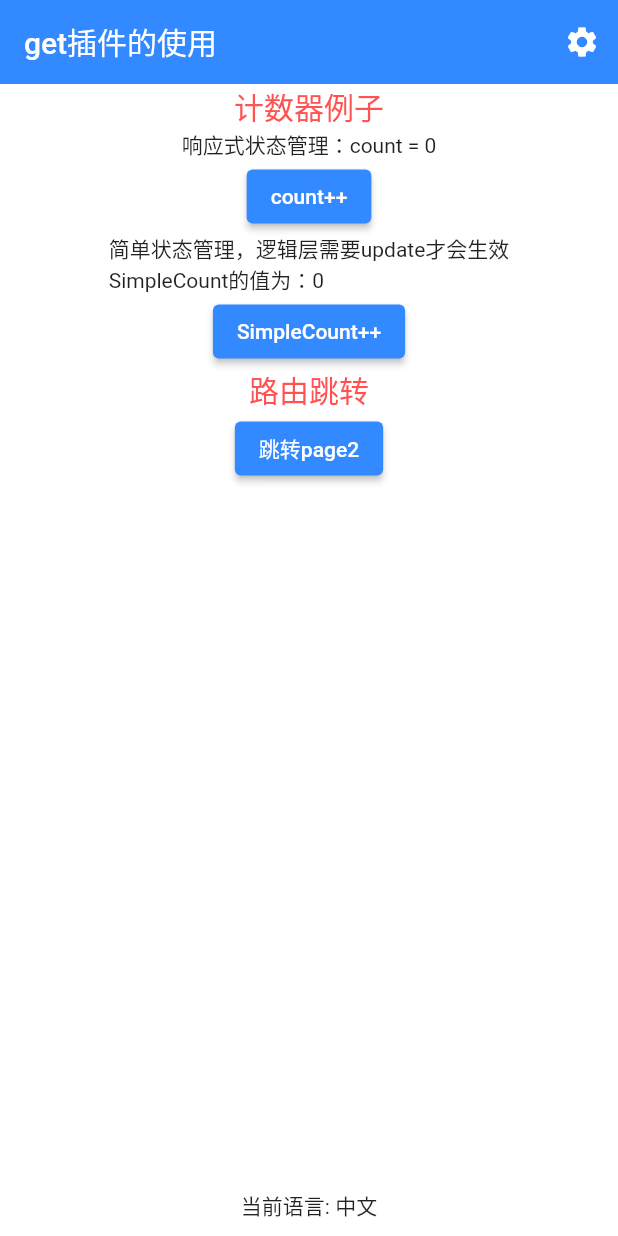
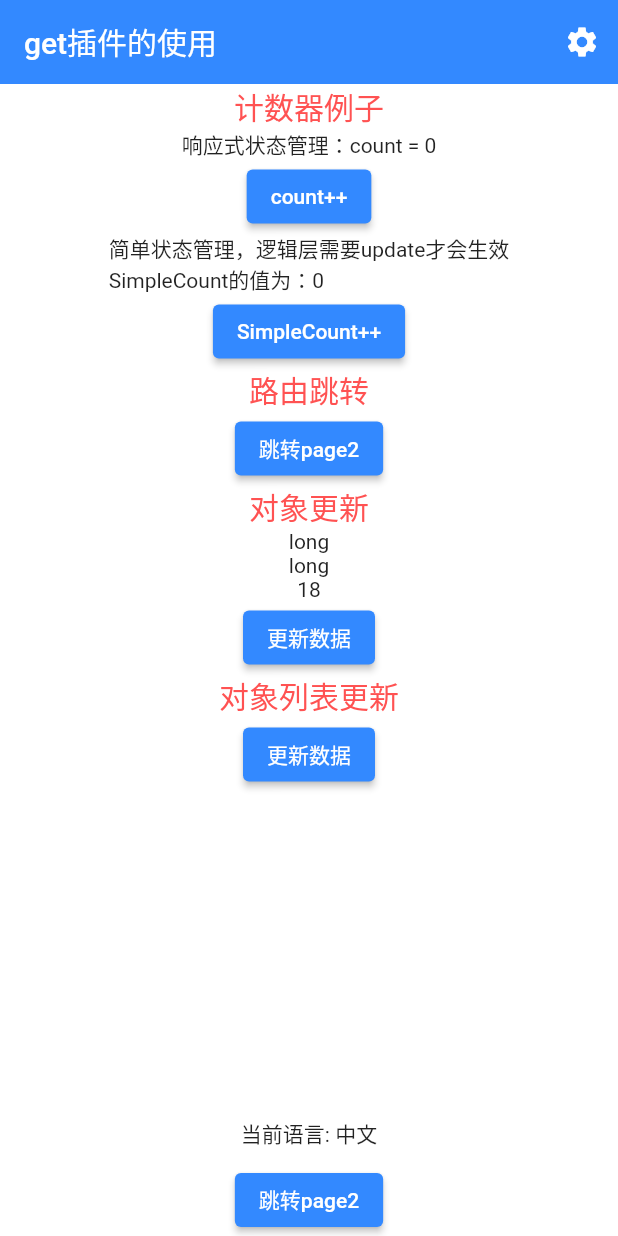
Before and after one commit to huang-weilong/getx_test, a Flutter app: the screen it shows after launch, on a phone screen of 412 x 824 dp. Run offline on Flutter 3.47's test engine with Material 2 defaults, Android fonts, the phone set to English and light mode, and no system bars; our stand-ins replace get.

Commit message:
对象模型观察示例

```diff
--- /dev/null
+++ b/lib/model/models.dart
@@ -0,0 +1,15 @@
+import 'package:get/get.dart';
+
+class Basic extends GetxController {
+  String? name; // 地区/城市ID
+  int? age; // 地区/城市名称
+
+  Basic({
+    this.name,
+    this.age,
+  });
+
+  Basic.fromJson(Map<String, dynamic> json)
+      : name = json['name'],
+        age = json['age'];
+}
--- a/lib/page/home_page.dart
+++ b/lib/page/home_page.dart
@@ -1,5 +1,6 @@
 import 'package:flutter/material.dart';
 import 'package:get/get.dart';
+import 'package:getx_test/model/models.dart';
 import 'package:getx_test/store/store.dart';
 
 class HomePage extends StatelessWidget {
@@ -55,10 +56,44 @@ class HomePage extends StatelessWidget {
               },
               child: const Text('跳转page2'),
             ),
+            const Text('对象更新', style: TextStyle(fontSize: 20.0, color: Colors.redAccent)),
+            Obx(() => Text(c.basic.value.name ?? '')),
+            Obx(() => Text(c.basic().name ?? '')),
+            Obx(() => Text(c.basic.value.age.toString())),
+            ElevatedButton(
+              onPressed: () {
+                c.updateBasic('张三', 25);
+              },
+              child: const Text('更新数据'),
+            ),
+            const Text('对象列表更新', style: TextStyle(fontSize: 20.0, color: Colors.redAccent)),
+            Obx(
+              () => Column(
+                children: c.basicList.value.map((e) => Text(e.name! + e.age.toString() + '岁')).toList(),
+              ),
+            ),
+            ElevatedButton(
+              onPressed: () {
+                List<Map<String, dynamic>> list = [
+                  {'name': '张三', 'age': 19},
+                  {'name': '李四', 'age': 21},
+                  {'name': '王五', 'age': 26},
+                ];
+                c.updateBasicList(list);
+              },
+              child: const Text('更新数据'),
+            ),
             Expanded(child: Container()),
             Padding(
               padding: const EdgeInsets.only(bottom: 10.0),
               child: Text('当前语言: ${languageMap[Get.locale.toString()]}'),
+            ),
+            ElevatedButton(
+              onPressed: () {
+                // Get.to(const Page2());
+                Get.toNamed('/page2', arguments: {'title': 'page2'});
+              },
+              child: const Text('跳转page2'),
             ),
           ],
         ),
```
Also changed, not shown: lib/store/store.dart (+32 -0 lines), pubspec.lock, 1 other file.
